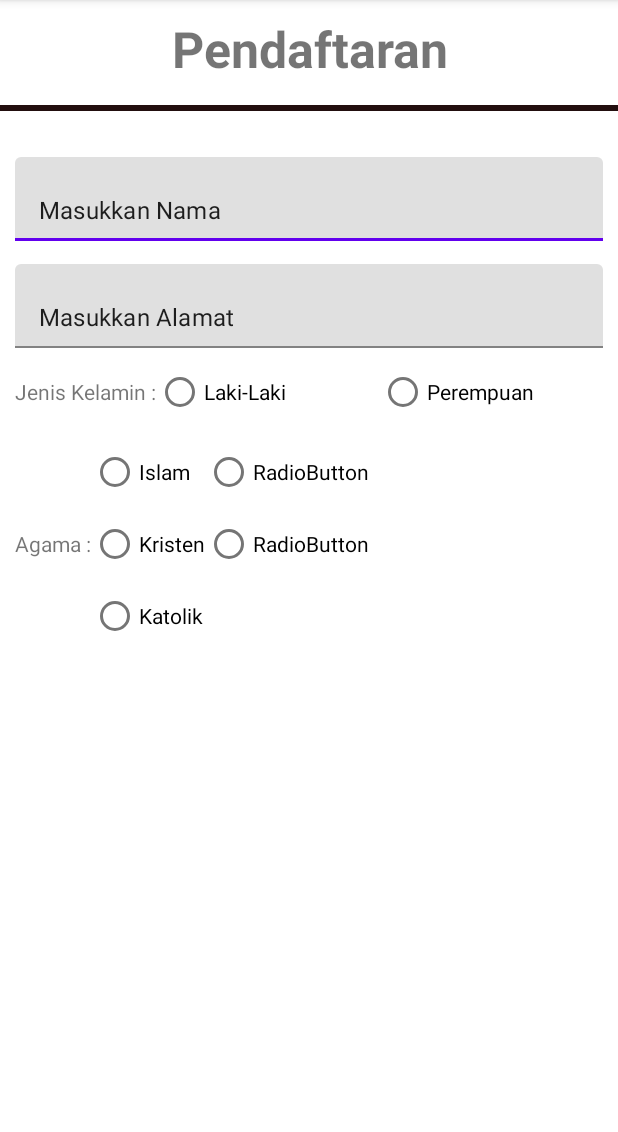
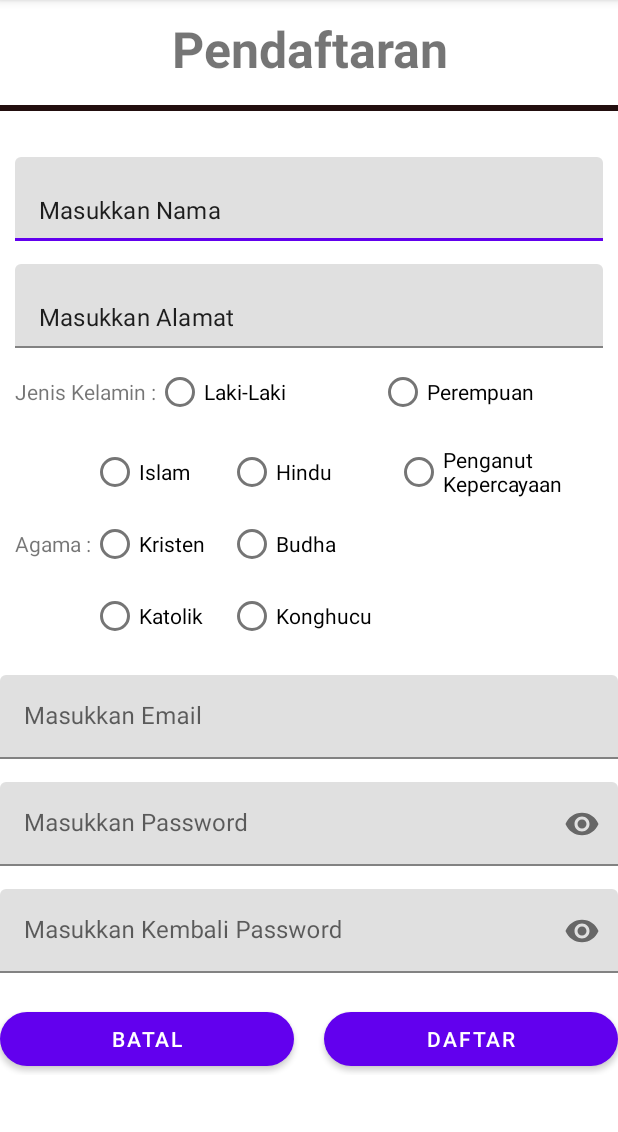
Before and after one commit to tasyaripha/Exercise1, an Android app: the Pendaftaran screen opened directly, with no data from a screen before it, on a phone screen of 412 x 824 dp, the part 84-1216 px from its top. Run offline under Robolectric (Android 15) with nearby library versions, the phone set to English and light mode, and no system bars.

Commit message:
add all 2

```diff
--- a/app/src/main/java/com/example/exercise1/MainActivity.java
+++ b/app/src/main/java/com/example/exercise1/MainActivity.java
@@ -19,6 +19,8 @@ public class MainActivity extends AppCompatActivity {
     //Deklarasi variabel untuk menyimpan email dan password
     String nama, password;
 
+    View tvRegister;
+
 
 
     @Override
@@ -34,6 +36,8 @@ public class MainActivity extends AppCompatActivity {
 
         //Menghubungkan variabel edPassword dengan componen button pada layout
         edPassword = findViewById(R.id.edPassword);
+
+        View tvRegister = findViewById(R.id.tvRegister);
 
         //Membuat fungsi onclick pada button btnLogin
         btnLogin.setOnClickListener(new View.OnClickListener() {
@@ -74,6 +78,11 @@ public class MainActivity extends AppCompatActivity {
                         i.putExtras(b);
 
                         startActivity(i);
+                    } else {
+                        if (tvRegister.equals(tvRegister)) {
+                            Toast t = Toast.makeText(getApplicationContext(), "", Toast.LENGTH_LONG);
+                            t.show();
+                        }
                     }
                 }
             }
--- a/app/src/main/java/com/example/exercise1/Pendaftaran.java
+++ b/app/src/main/java/com/example/exercise1/Pendaftaran.java
@@ -1,15 +1,25 @@
 package com.example.exercise1;
 
 import androidx.appcompat.app.AppCompatActivity;
-
 import android.os.Bundle;
+import android.widget.Button;
+import android.widget.EditText;
 
 public class Pendaftaran extends AppCompatActivity {
+    Button btnCancel, btnRegistrasi;
 
+    EditText enama, eAlamat, edEmail, edPassword, edrePassword;
+
+    String Nama, Alamat, JenisKelamin;
 
     @Override
     protected void onCreate(Bundle savedInstanceState) {
         super.onCreate(savedInstanceState);
         setContentView(R.layout.activity_pendaftaran);
+
+        btnCancel = findViewById(R.id.btnCancel);
+        btnRegistrasi = findViewById(R.id.btnRegistrasi);
+
+
     }
 }
--- a/app/src/main/res/layout/activity_main.xml
+++ b/app/src/main/res/layout/activity_main.xml
@@ -46,6 +46,7 @@
         android:importantForAutofill="no"
         android:inputType="textPassword"
         android:maxLines="1"
+        app:passwordToggleEnabled="true"
         app:layout_constraintBottom_toBottomOf="parent"
         app:layout_constraintEnd_toEndOf="parent"
         app:layout_constraintHorizontal_bias="0.502"
--- a/app/src/main/res/layout/activity_pendaftaran.xml
+++ b/app/src/main/res/layout/activity_pendaftaran.xml
@@ -32,7 +32,7 @@
         android:layout_marginRight="10dp">
 
         <EditText
-            android:id="@+id/enama"
+            android:id="@+id/eNama"
             android:layout_width="match_parent"
             android:layout_height="wrap_content"
             android:layout_marginTop="10dp"
@@ -141,20 +141,125 @@
         </RadioGroup>
 
         <RadioGroup
-            android:layout_width="match_parent"
-            android:layout_height="match_parent" >
+            android:orientation="vertical"
+            android:id="@+id/rgAgama2"
+            android:layout_width="wrap_content"
+            android:layout_height="wrap_content"
+            android:layout_marginLeft="15dp">
 
             <RadioButton
-                android:id="@+id/radioButton7"
-                android:layout_width="match_parent"
-                android:layout_height="wrap_content"
-                android:text="RadioButton" />
+                android:id="@+id/rbHi"
+                android:layout_width="wrap_content"
+                android:layout_height="0dp"
+                android:layout_weight="0.3"
+                android:text="Hindu" />
 
             <RadioButton
-                android:id="@+id/radioButton6"
-                android:layout_width="match_parent"
-                android:layout_height="wrap_content"
-                android:text="RadioButton" />
+                android:id="@+id/rbBd"
+                android:layout_width="wrap_content"
+                android:layout_height="0dp"
+                android:layout_weight="0.3"
+                android:text="Budha" />
+
+            <RadioButton
+                android:id="@+id/rbKg"
+                android:layout_width="wrap_content"
+                android:layout_height="0dp"
+                android:layout_weight="0.3"
+                android:text="Konghucu" />
+        </RadioGroup>
+
+        <RadioGroup
+            android:orientation="vertical"
+            android:id="@+id/rgAgama3"
+            android:layout_width="match_parent"
+            android:layout_height="wrap_content"
+            android:layout_marginLeft="15dp">
+
+            <RadioButton
+                android:id="@+id/rbPk"
+                android:layout_width="wrap_content"
+                android:layout_height="0dp"
+                android:layout_weight="0.3"
+                android:text="Penganut Kepercayaan" />
         </RadioGroup>
     </LinearLayout>
+
+    <com.google.android.material.textfield.TextInputLayout
+        android:id="@+id/PDaftar1"
+        android:layout_width="match_parent"
+        android:layout_height="wrap_content"
+        android:layout_marginTop="5dp">
+
+        <EditText
+            android:id="@+id/edEmail"
+            android:layout_width="match_parent"
+            android:layout_height="wrap_content"
+            android:layout_marginTop="10dp"
+            android:hint="Masukkan Email"
+            android:maxLines="1"
+            android:singleLine="true"
+            android:inputType="textEmailAddress" />
+    </com.google.android.material.textfield.TextInputLayout>
+
+    <com.google.android.material.textfield.TextInputLayout
+        android:id="@+id/PdafPass"
+        android:layout_width="match_parent"
+        android:layout_height="wrap_content"
+        android:layout_marginTop="5dp"
+        app:passwordToggleEnabled="true">
+
+        <EditText
+            android:id="@+id/edPassword"
+            android:layout_width="match_parent"
+            android:layout_height="wrap_content"
+            android:layout_marginTop="10dp"
+            android:hint="Masukkan Password"
+            android:maxLines="1"
+            android:singleLine="true"
+            android:inputType="textPassword" />
+    </com.google.android.material.textfield.TextInputLayout>
+
+    <com.google.android.material.textfield.TextInputLayout
+        android:id="@+id/Pdafrepass"
+        android:layout_width="match_parent"
+        android:layout_height="wrap_content"
+        android:layout_marginTop="5dp"
+        app:passwordToggleEnabled="true">
+
+        <EditText
+            android:id="@+id/edrePassword"
+            android:layout_width="match_parent"
+            android:layout_height="wrap_content"
+            android:layout_marginTop="10dp"
+            android:hint="Masukkan Kembali Password"
+            android:maxLines="1"
+            android:singleLine="true"
+            android:inputType="textPassword" />
+    </com.google.android.material.textfield.TextInputLayout>
+
+    <LinearLayout
+        android:layout_width="match_parent"
+        android:layout_height="wrap_content"
+        android:orientation="horizontal"
+        android:layout_marginTop="20dp">
+
+        <Button
+            android:id="@+id/btnCancel"
+            android:layout_width="0dp"
+            android:layout_height="wrap_content"
+            android:layout_marginRight="10dp"
+            android:layout_weight="0.4"
+            android:text="Batal"
+            app:cornerRadius="30dp"/>
+
+        <Button
+            android:id="@+id/btnRegistrasi"
+            android:layout_width="0dp"
+            android:layout_height="wrap_content"
+            android:layout_marginLeft="10dp"
+            android:layout_weight="0.4"
+            android:text="Daftar"
+            app:cornerRadius="30dp"/>
+    </LinearLayout>
 </LinearLayout>
--- a/app/src/main/res/values/strings.xml
+++ b/app/src/main/res/values/strings.xml
@@ -1,10 +1,11 @@
 <resources>
     <string name="app_name">Exercise1</string>
+    <string name="tvRegister">Belum Tedaftar</string>
     <string name="tEmail">Email</string>
     <string name="tPassword">Password</string>
     <string name="btnLogin">LOGIN</string>
     <string name="tData">Data Kontak</string>
-    <string name="enama">Nama</string>
+    <string name="eNama">Nama</string>
     <string name="eAlamat">Alamat</string>
     <string name="JenisKelamin">Jenis Kelamin :</string>
     <string name="Jk1">Laki-Laki</string>
@@ -17,8 +18,12 @@
     <string name="rbBd">Buddha</string>
     <string name="rbKg">Konghucu</string>
     <string name="rbPk">Penganut Kepercayaan</string>
+    <string name="PDaftar1">Email</string>
     <string name="edEmail">Email</string>
+    <string name="PdafPass">Password</string>
+    <string name="Pdafrepass">Password</string>
     <string name="edPassword">Password</string>
-    <string name="btn1">BATAL</string>
-    <string name="btn2">DAFTAR</string>
+    <string name="edrePassword">RePassword</string>
+    <string name="btnCancel">BATAL</string>
+    <string name="btnRegistrasi">DAFTAR</string>
 </resources>
```
